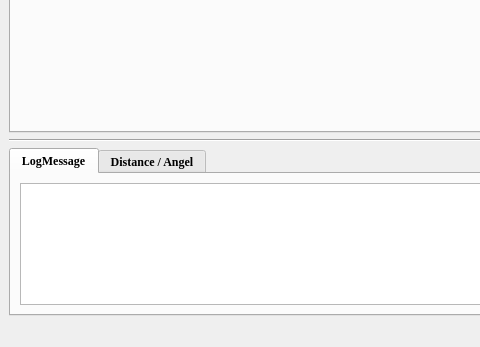
This is Radar_UDP.ui in CruzeOliver/FMCW-Radar-GUI as Qt 5 draws it before an edit; both pictures show x 0 to 480 and y 475 to 822 of the 1022 by 822 pixel window. The edited form follows.
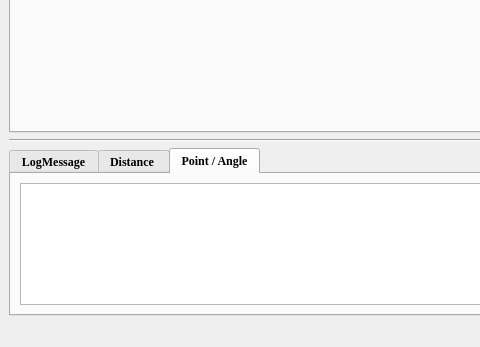
This is the edited form. The open tabs and pages were chosen to show the change.

Commit message: Add a tabwidget to display the XY coordinates and their corresponding angles and distances.

What changed in the file:
```diff
--- a/Radar_UDP.ui
+++ b/Radar_UDP.ui
@@ -61,7 +61,7 @@
       </widget>
       <widget class="QWidget" name="tab_Distance">
        <attribute name="title">
-        <string>Distance / Angel</string>
+        <string>Distance </string>
        </attribute>
        <layout class="QHBoxLayout" name="horizontalLayout_2">
         <item>
@@ -69,6 +69,16 @@
         </item>
        </layout>
       </widget>
+      <widget class="QWidget" name="tab_XYZpoint">
+       <attribute name="title">
+        <string>Point / Angle</string>
+       </attribute>
+       <layout class="QHBoxLayout" name="horizontalLayout_19">
+        <item>
+         <widget class="QTableWidget" name="tableWidget_point"/>
+        </item>
+       </layout>
+      </widget>
      </widget>
     </item>
     <item row="0" column="2">
```
Left out of the diff: 4 changed lines with no effect on the pictures. The commit also changes 3 other files.
